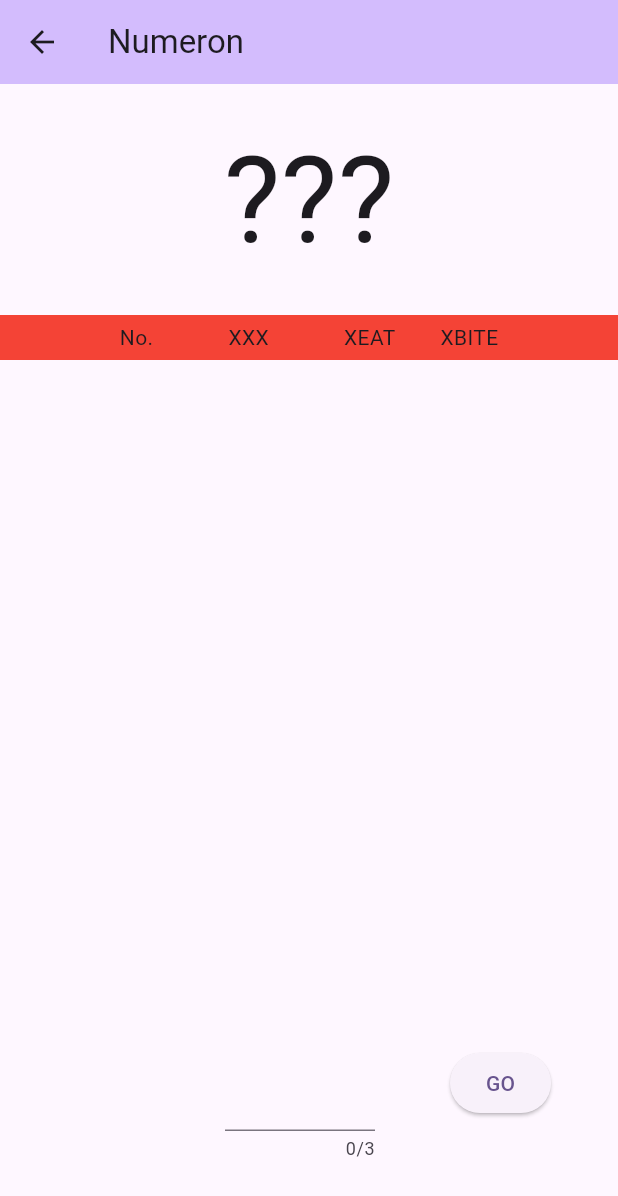
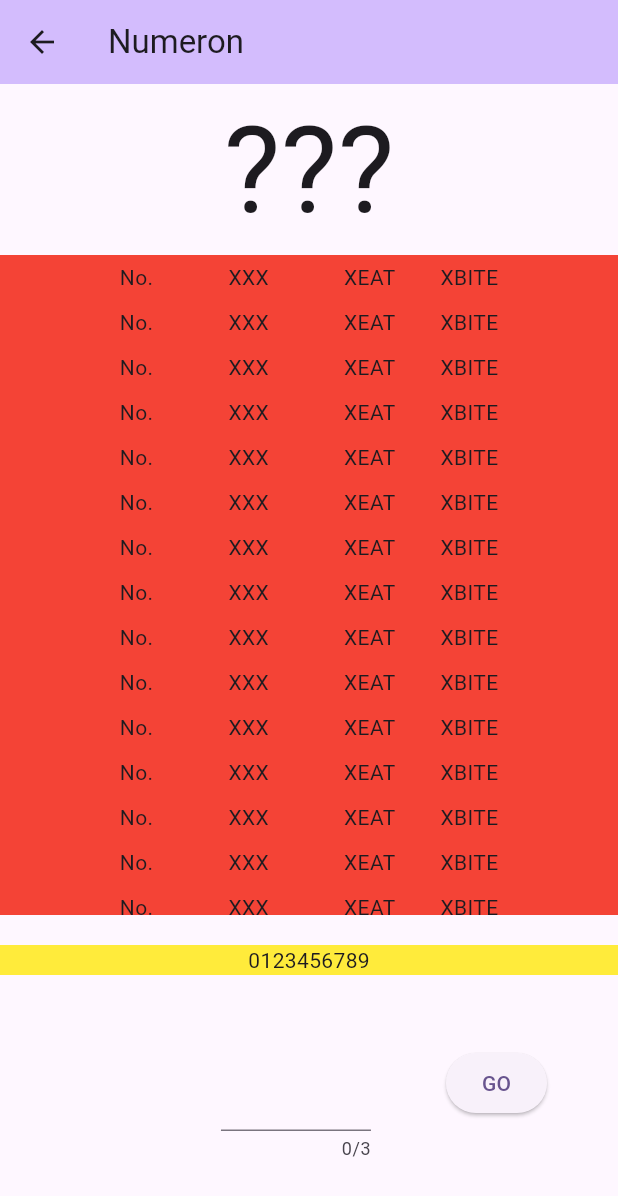
Before and after one commit to naoyamatsunaga/mini_games, a Flutter app: the NumeronPage screen opened directly, on a phone screen of 412 x 824 dp. Shown: the top 1196 px of the screen. Run offline on Flutter 3.47's test engine with Material 3 defaults, Android fonts, the light colour scheme and no system bars.

Commit message:
数字チェックの領域を作成

```diff
--- a/lib/view/numeron_page.dart
+++ b/lib/view/numeron_page.dart
@@ -19,7 +19,7 @@ class NumeronPage extends StatelessWidget {
           children: <Widget>[
             // 余白をつけたいWidgetはPaddingで囲むことができる
             Padding(
-              padding: const EdgeInsets.all(20),
+              padding: const EdgeInsets.all(0),
               // padding: EdgeInsets.only(left: 0, top: 0, right: 0, bottom: 0),
               child: Row(
                 mainAxisAlignment: MainAxisAlignment.center,
@@ -49,18 +49,58 @@ class NumeronPage extends StatelessWidget {
 
             //リスト_START//////////////////////////////
             Expanded(
-              flex: 1,
               child: ListView(
                 children: [
+                  AnswerItem(),
+                  AnswerItem(),
+                  AnswerItem(),
+                  AnswerItem(),
+                  AnswerItem(),
+                  AnswerItem(),
+                  AnswerItem(),
+                  AnswerItem(),
+                  AnswerItem(),
+                  AnswerItem(),
+                  AnswerItem(),
+                  AnswerItem(),
+                  AnswerItem(),
+                  AnswerItem(),
+                  AnswerItem(),
+                  AnswerItem(),
+                  AnswerItem(),
                   AnswerItem(),
                 ],
               ),
             ),
             //リスト_END//////////////////////////////
 
+            //チェックシート_START//////////////////////////////
+            Padding(
+              padding: const EdgeInsets.only(top: 20, bottom: 20),
+              child: Container(
+                color: Colors.yellow,
+                child: const Row(
+                  mainAxisAlignment: MainAxisAlignment.center,
+                  children: [
+                    Text('0'),
+                    Text('1'),
+                    Text('2'),
+                    Text('3'),
+                    Text('4'),
+                    Text('5'),
+                    Text('6'),
+                    Text('7'),
+                    Text('8'),
+                    Text('9'),
+                  ],
+                ),
+              ),
+            ),
+            //チェックシート_END///////////////////////////
+
             //回答欄_START//////////////////////////////
             Padding(
-              padding: const EdgeInsets.all(50),
+              padding: const EdgeInsets.only(bottom: 50),
               child: Row(
                 mainAxisAlignment: MainAxisAlignment.center,
                 children: [
```
